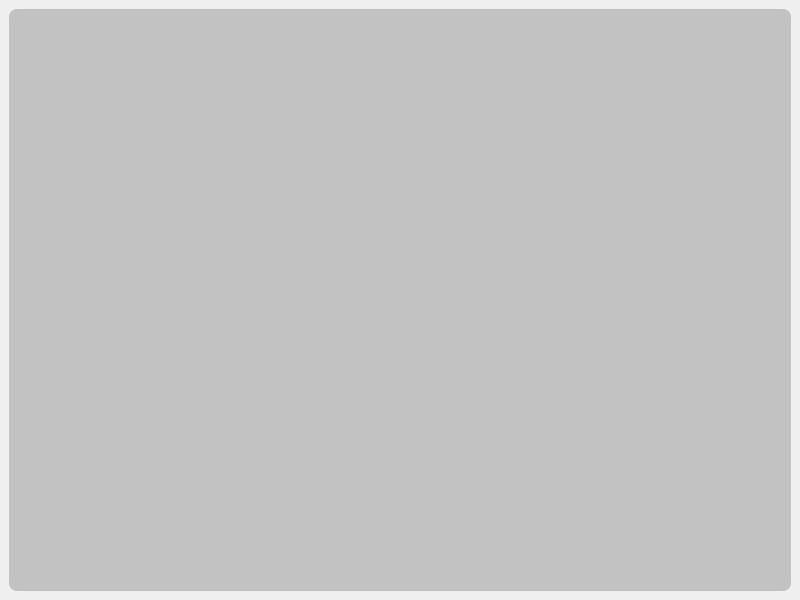
JASFLTeam/JAs-File-Lock, file ui/app.ui: the form before one commit.
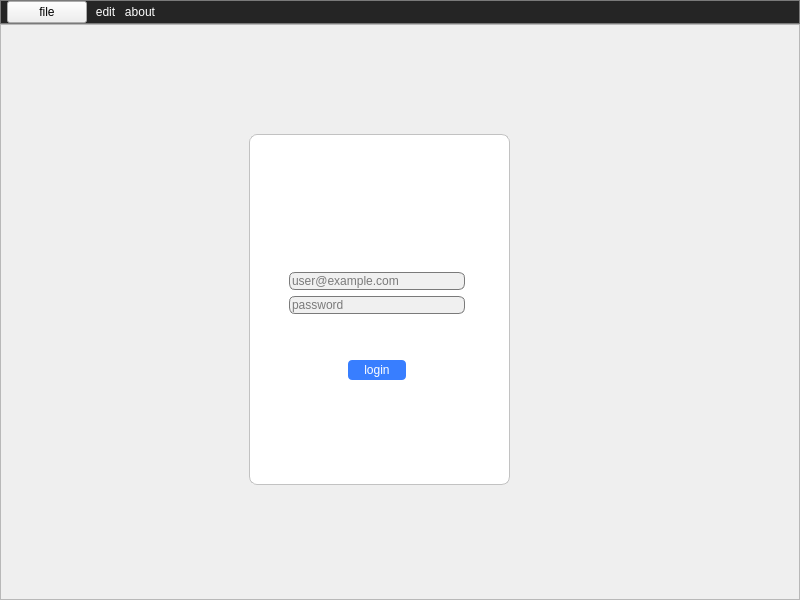
The form after the commit.

Patch:
```diff
--- a/ui/app.ui
+++ b/ui/app.ui
@@ -20,22 +20,358 @@
 }</string>
   </property>
   <widget class="QWidget" name="centralwidget">
-   <layout class="QGridLayout" name="gridLayout_2">
-    <item row="0" column="0">
-     <widget class="QFrame" name="frame">
+   <layout class="QVBoxLayout" name="verticalLayout">
+    <property name="spacing">
+     <number>0</number>
+    </property>
+    <property name="leftMargin">
+     <number>0</number>
+    </property>
+    <property name="topMargin">
+     <number>0</number>
+    </property>
+    <property name="rightMargin">
+     <number>0</number>
+    </property>
+    <property name="bottomMargin">
+     <number>0</number>
+    </property>
+    <item>
+     <widget class="QFrame" name="barra_h">
       <property name="styleSheet">
-       <string notr="true">QFrame {
-  background-color: #c2c2c2;
-  border: none;
+       <string notr="true">QFrame#barra_h {
+    background-color: #252525;
+    border: 1px solid #7a7a7a;
+    color: #ffffff;
+}</string>
+      </property>
+      <property name="frameShape">
+       <enum>QFrame::Shape::StyledPanel</enum>
+      </property>
+      <property name="frameShadow">
+       <enum>QFrame::Shadow::Raised</enum>
+      </property>
+      <layout class="QHBoxLayout" name="horizontalLayout_3">
+       <property name="spacing">
+        <number>0</number>
+       </property>
+       <property name="leftMargin">
+        <number>0</number>
+       </property>
+       <property name="topMargin">
+        <number>0</number>
+       </property>
+       <property name="rightMargin">
+        <number>0</number>
+       </property>
+       <property name="bottomMargin">
+        <number>0</number>
+       </property>
+       <item>
+        <layout class="QHBoxLayout" name="horizontalLayout_2">
+         <property name="spacing">
+          <number>0</number>
+         </property>
+         <item>
+          <layout class="QHBoxLayout" name="horizontalLayout">
+           <property name="spacing">
+            <number>8</number>
+           </property>
+           <property name="leftMargin">
+            <number>6</number>
+           </property>
+           <property name="rightMargin">
+            <number>6</number>
+           </property>
+           <item>
+            <widget class="QPushButton" name="file">
+             <property name="sizePolicy">
+              <sizepolicy hsizetype="Minimum" vsizetype="Minimum">
+               <horstretch>0</horstretch>
+               <verstretch>0</verstretch>
+              </sizepolicy>
+             </property>
+             <property name="styleSheet">
+              <string notr="true">QPushButton#file {
+  color: #ffffff;
+  border: none
+}
+
+QPushButton#file:hover {
+  background-color: #7a7a7a;
+  color: #ffffff;
+}</string>
+             </property>
+             <property name="text">
+              <string>file</string>
+             </property>
+            </widget>
+           </item>
+           <item>
+            <widget class="QPushButton" name="edit">
+             <property name="sizePolicy">
+              <sizepolicy hsizetype="Minimum" vsizetype="Minimum">
+               <horstretch>0</horstretch>
+               <verstretch>0</verstretch>
+              </sizepolicy>
+             </property>
+             <property name="styleSheet">
+              <string notr="true">QPushButton#edit {
+  color: #ffffff;
+  border: none
+}
+
+QPushButton#edit:hover {
+  background-color: #7a7a7a;
+  color: #ffffff;
+}</string>
+             </property>
+             <property name="text">
+              <string>edit</string>
+             </property>
+            </widget>
+           </item>
+           <item>
+            <widget class="QPushButton" name="about">
+             <property name="sizePolicy">
+              <sizepolicy hsizetype="Minimum" vsizetype="Minimum">
+               <horstretch>0</horstretch>
+               <verstretch>0</verstretch>
+              </sizepolicy>
+             </property>
+             <property name="styleSheet">
+              <string notr="true">QPushButton#about {
+  color: #ffffff;
+  border: none
+}
+
+QPushButton#about:hover {
+  background-color: #7a7a7a;
+  color: #ffffff;
+}</string>
+             </property>
+             <property name="text">
+              <string>about</string>
+             </property>
+            </widget>
+           </item>
+          </layout>
+         </item>
+         <item>
+          <spacer name="horizontalSpacer_2">
+           <property name="orientation">
+            <enum>Qt::Orientation::Horizontal</enum>
+           </property>
+           <property name="sizeType">
+            <enum>QSizePolicy::Policy::Expanding</enum>
+           </property>
+           <property name="sizeHint" stdset="0">
+            <size>
+             <width>40</width>
+             <height>20</height>
+            </size>
+           </property>
+          </spacer>
+         </item>
+         <item>
+          <spacer name="horizontalSpacer">
+           <property name="orientation">
+            <enum>Qt::Orientation::Horizontal</enum>
+           </property>
+           <property name="sizeType">
+            <enum>QSizePolicy::Policy::Expanding</enum>
+           </property>
+           <property name="sizeHint" stdset="0">
+            <size>
+             <width>100</width>
+             <height>20</height>
+            </size>
+           </property>
+          </spacer>
+         </item>
+        </layout>
+       </item>
+      </layout>
+     </widget>
+    </item>
+    <item>
+     <widget class="QFrame" name="frame">
+      <property name="sizePolicy">
+       <sizepolicy hsizetype="Expanding" vsizetype="Expanding">
+        <horstretch>0</horstretch>
+        <verstretch>1</verstretch>
+       </sizepolicy>
+      </property>
+      <property name="frameShape">
+       <enum>QFrame::Shape::StyledPanel</enum>
+      </property>
+      <property name="frameShadow">
+       <enum>QFrame::Shadow::Raised</enum>
+      </property>
+      <widget class="QFrame" name="frame_2">
+       <property name="geometry">
+        <rect>
+         <x>249</x>
+         <y>110</y>
+         <width>261</width>
+         <height>351</height>
+        </rect>
+       </property>
+       <property name="styleSheet">
+        <string notr="true">QFrame#frame_2 {
+  background-color: #ffffff;
+  border: 1px solid #c2c2c2;
   border-radius: 8px;
 }</string>
-      </property>
-      <property name="frameShape">
-       <enum>QFrame::Shape::StyledPanel</enum>
-      </property>
-      <property name="frameShadow">
-       <enum>QFrame::Shadow::Raised</enum>
-      </property>
+       </property>
+       <property name="frameShape">
+        <enum>QFrame::Shape::StyledPanel</enum>
+       </property>
+       <property name="frameShadow">
+        <enum>QFrame::Shadow::Raised</enum>
+       </property>
+       <widget class="QWidget" name="">
+        <property name="geometry">
+         <rect>
+          <x>40</x>
+          <y>110</y>
+          <width>176</width>
+          <height>136</height>
+         </rect>
+        </property>
+        <layout class="QVBoxLayout" name="verticalLayout_3">
+         <item>
+          <layout class="QVBoxLayout" name="verticalLayout_2">
+           <item>
+            <spacer name="verticalSpacer_2">
+             <property name="orientation">
+              <enum>Qt::Orientation::Vertical</enum>
+             </property>
+             <property name="sizeHint" stdset="0">
+              <size>
+               <width>20</width>
+               <height>40</height>
+              </size>
+             </property>
+            </spacer>
+           </item>
+           <item>
+            <widget class="QLineEdit" name="lineEdit">
+             <property name="styleSheet">
+              <string notr="true">QLineEdit {
+  color: #7a7a7a;
+  background-color: #f0f0f0;
+  border: 1px solid #7a7a7a;
+  border-radius: 6px;
+}</string>
+             </property>
+             <property name="text">
+              <string>user@example.com</string>
+             </property>
+            </widget>
+           </item>
+           <item>
+            <widget class="QLineEdit" name="lineEdit_2">
+             <property name="styleSheet">
+              <string notr="true">QLineEdit {
+  color: #7a7a7a;
+  background-color: #f0f0f0;
+  border: 1px solid #7a7a7a;
+  border-radius: 6px;
+}</string>
+             </property>
+             <property name="text">
+              <string>password</string>
+             </property>
+            </widget>
+           </item>
+          </layout>
+         </item>
+         <item>
+          <spacer name="verticalSpacer">
+           <property name="orientation">
+            <enum>Qt::Orientation::Vertical</enum>
+           </property>
+           <property name="sizeType">
+            <enum>QSizePolicy::Policy::Minimum</enum>
+           </property>
+           <property name="sizeHint" stdset="0">
+            <size>
+             <width>20</width>
+             <height>40</height>
+            </size>
+           </property>
+          </spacer>
+         </item>
+         <item>
+          <layout class="QHBoxLayout" name="horizontalLayout_4">
+           <item>
+            <spacer name="horizontalSpacer_4">
+             <property name="orientation">
+              <enum>Qt::Orientation::Horizontal</enum>
+             </property>
+             <property name="sizeHint" stdset="0">
+              <size>
+               <width>40</width>
+               <height>20</height>
+              </size>
+             </property>
+            </spacer>
+           </item>
+           <item>
+            <widget class="QPushButton" name="login">
+             <property name="sizePolicy">
+              <sizepolicy hsizetype="Expanding" vsizetype="Expanding">
+               <horstretch>0</horstretch>
+               <verstretch>0</verstretch>
+              </sizepolicy>
+             </property>
+             <property name="styleSheet">
+              <string notr="true">QPushButton#login {
+  color: #ffffff;
+  background-color: #387eff;
+  border: none;
+  border-radius: 4px;
+}
+
+QPushButton#login:hover {
+  background-color: #669cff;
+  color: #000000;
+}
+
+QPushButton#login:pressed {
+  background-color: #0059ff;
+  color: #000000;
+}
+
+QPushButton#login:disabled {
+  background-color: #003699;
+  color: #000000;
+}</string>
+             </property>
+             <property name="text">
+              <string>login</string>
+             </property>
+            </widget>
+           </item>
+           <item>
+            <spacer name="horizontalSpacer_3">
+             <property name="orientation">
+              <enum>Qt::Orientation::Horizontal</enum>
+             </property>
+             <property name="sizeHint" stdset="0">
+              <size>
+               <width>40</width>
+               <height>20</height>
+              </size>
+             </property>
+            </spacer>
+           </item>
+          </layout>
+         </item>
+        </layout>
+       </widget>
+      </widget>
      </widget>
     </item>
    </layout>
```
